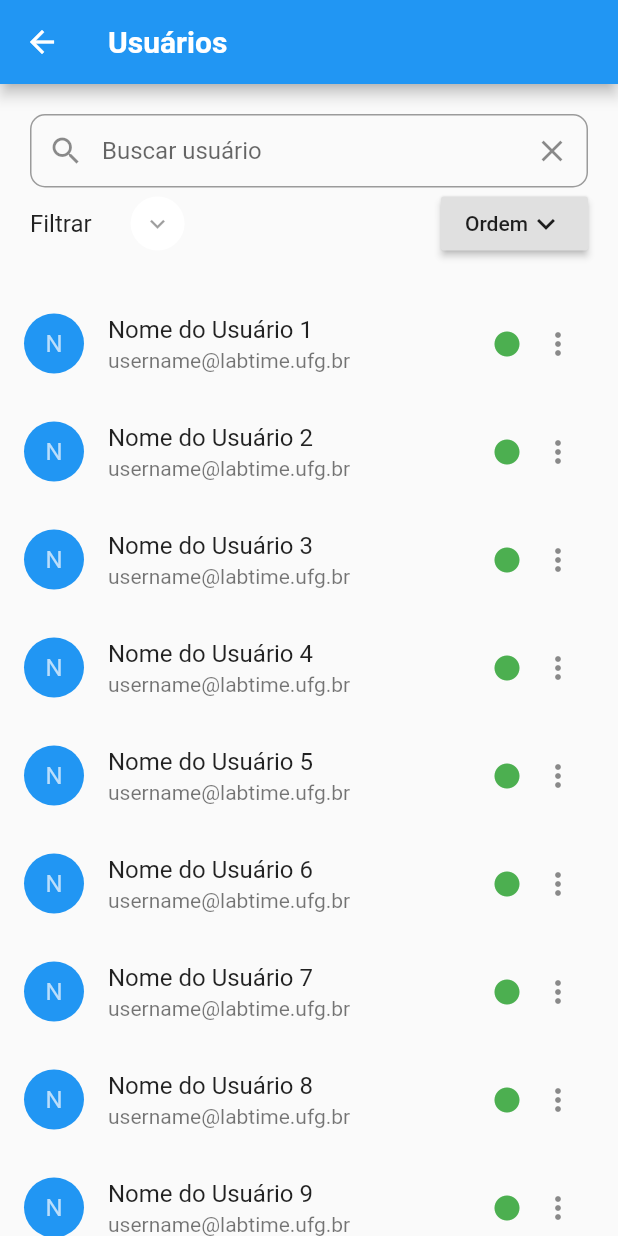
After one commit to Labtime2020/Android, a Flutter app: the ContactsList screen opened directly, on a phone screen of 412 x 824 dp. The commit adds this screen. Run offline on Flutter 3.47's test engine with Material 2 defaults, Android fonts, the phone set to English and light mode, and no system bars.

Commit message:
:construction: Page Users

```diff
--- a/normas_flutter/lib/main.dart
+++ b/normas_flutter/lib/main.dart
@@ -1,5 +1,6 @@
 import 'package:flutter/material.dart';
-import 'package:normas_flutter/pages/SingUp.page.dart';
+import 'package:normas_flutter/pages/singup.page.dart';
+import 'package:normas_flutter/pages/users.page.dart';
 
 void main() => runApp(MyApp());
 
@@ -13,7 +14,7 @@ class MyApp extends StatelessWidget {
       theme: ThemeData(
         primarySwatch: Colors.blue,
       ),
-      home: SignUpPage(),
+      home: UsersPage(),
     );
   }
 }
--- /dev/null
+++ b/normas_flutter/lib/pages/users.page.dart
@@ -0,0 +1,308 @@
+import 'package:flutter/material.dart';
+import 'package:normas_flutter/widgets/drawer.widget.dart';
+import 'package:normas_flutter/widgets/footer.widget.dart';
+
+class UsersPage extends StatelessWidget {
+  @override
+  Widget build(BuildContext context) {
+    return Scaffold(
+      appBar: AppBar(
+        title: SizedBox(
+          height: 40,
+          child: Image.asset(
+            "assets/logo/logo-small-white.png",
+            fit: BoxFit.cover,
+          ),
+        ),
+        backgroundColor: Color(0xFF006CD0),
+        actions: <Widget>[
+          IconButton(
+            icon: Icon(Icons.search),
+            onPressed: () {},
+          ),
+        ],
+      ),
+      drawer: DrawerWidget(context),
+      body: UsersWidgetPage(),
+    );
+  }
+}
+
+class UsersWidgetPage extends StatelessWidget {
+  @override
+  Widget build(BuildContext context) {
+    return Scaffold(
+      appBar: AppBar(
+        title: Text("Usuários"),
+        backgroundColor: Color(0xFF006CD0),
+      ),
+      body: ListView(
+        children: <Widget>[
+          Padding(
+            padding: EdgeInsets.all(20),
+            child: Column(
+              children: <Widget>[
+                itemUserListCard(context),
+              ],
+            ),
+          ),
+          FooterWidget(),
+        ],
+      ),
+    );
+  }
+
+  Widget itemUserListCard(BuildContext context) {
+    return Card(
+      child: InkWell(
+        splashColor: Colors.blue.withAlpha(30),
+        onTap: () {
+          print('Card tapped.');
+        },
+        child: Container(
+          width: MediaQuery.of(context).size.width,
+          height: 100,
+          child: Text('A card that can be tapped'),
+        ),
+      ),
+    );
+  }
+}
+
+/////////////////////////////////
+///
+///import 'package:flutter/material.dart';
+
+class ContactsList extends StatefulWidget {
+  static String tag = 'contactlist-page';
+
+  @override
+  State<StatefulWidget> createState() {
+    return _ContactsListState();
+  }
+}
+
+class _ContactsListState extends State<ContactsList> {
+  TextEditingController searchController = TextEditingController();
+  String filter;
+
+  @override
+  initState() async {
+    searchController.addListener(() {
+      setState(() {
+        filter = searchController.text;
+      });
+    });
+  }
+
+  @override
+  void dispose() {
+    searchController.dispose();
+    super.dispose();
+  }
+
+  @override
+  Widget build(BuildContext context) {
+    return Scaffold(
+        appBar: AppBar(
+          title: Text(
+            'Usuários',
+            style: TextStyle(color: Colors.white, fontWeight: FontWeight.bold),
+          ),
+        ),
+        body: Column(
+          children: <Widget>[
+            Padding(
+              padding: EdgeInsets.all(20.0),
+              child: Column(
+                children: <Widget>[
+                  TextField(
+                    controller: searchController,
+                    decoration: InputDecoration(
+                      prefixIcon: Icon(Icons.search),
+                      suffixIcon: IconButton(
+                        onPressed: () => searchController.clear(),
+                        icon: Icon(Icons.clear),
+                      ),
+                      focusColor: Colors.black,
+                      hintText: 'Buscar usuário',
+                      contentPadding:
+                          EdgeInsets.fromLTRB(20.0, 15.0, 20.0, 15.0),
+                      border: OutlineInputBorder(
+                          borderRadius: BorderRadius.circular(10.0)),
+                    ),
+                  ),
+                  Row(
+                    mainAxisAlignment: MainAxisAlignment.spaceBetween,
+                    children: <Widget>[
+                      Row(
+                        children: <Widget>[
+                          Text(
+                            "Filtrar",
+                            style: TextStyle(fontSize: 16),
+                          ),
+                          FlatButton(
+                            onPressed: () {},
+                            child: Icon(
+                              Icons.keyboard_arrow_down,
+                              color: Colors.black38,
+                              size: 20.0,
+                            ),
+                            shape: CircleBorder(),
+                            color: Colors.white,
+                          )
+                        ],
+                      ),
+                      RaisedButton(
+                        child: Row(
+                          children: <Widget>[
+                            Text("Ordem"),
+                            Icon(Icons.keyboard_arrow_down),
+                          ],
+                        ),
+                        onPressed: () {},
+                      ),
+                    ],
+                  ),
+                ],
+              ),
+            ),
+            Expanded(
+              child: ListView.builder(
+                itemCount: contacts.length,
+                itemBuilder: (context, index) {
+                  // if filter is null or empty returns all data
+                  return filter == null || filter == ""
+                      ? ListTile(
+                          title: Text(
+                            '${contacts[index].fullName}',
+                          ),
+                          subtitle: Text('${contacts[index].email}'),
+                          leading: CircleAvatar(
+                            backgroundColor: Colors.blue,
+                            child: Text(
+                                '${contacts[index].fullName.substring(0, 1)}'),
+                          ),
+                          trailing: Row(
+                            mainAxisSize: MainAxisSize.min,
+                            crossAxisAlignment: CrossAxisAlignment.center,
+                            children: <Widget>[
+                              Icon(
+                                Icons.brightness_1,
+                                color: Colors.green,
+                                size: 20,
+                              ),
+                              IconButton(
+                                icon: Icon(Icons.more_vert),
+                                onPressed: () {
+                                  _onTapItem(context, contacts[index]);
+                                },
+                              )
+                            ],
+                          ),
+                        )
+                      : '${contacts[index].fullName}'
+                              .toLowerCase()
+                              .contains(filter.toLowerCase())
+                          ? ListTile(
+                              title: Text(
+                                '${contacts[index].fullName}',
+                              ),
+                              subtitle: Text('${contacts[index].email}'),
+                              leading: CircleAvatar(
+                                backgroundColor: Colors.blue,
+                                child: Text(
+                                    '${contacts[index].fullName.substring(0, 1)}'),
+                              ),
+                              trailing: Row(
+                                mainAxisSize: MainAxisSize.min,
+                                children: <Widget>[
+                                  Icon(
+                                    Icons.trip_origin,
+                                    color: Colors.green,
+                                  ),
+                                  IconButton(
+                                    icon: Icon(Icons.more_vert),
+                                    onPressed: () {
+                                      _onTapItem(context, contacts[index]);
+                                    },
+                                  )
+                                ],
+                              ),
+                            )
+                          : Container();
+                },
+              ),
+            ),
+          ],
+        ));
+  }
+
+  void _onTapItem(BuildContext context, Contact post) {
+    Scaffold.of(context).showSnackBar(
+        new SnackBar(content: new Text("Tap on " + ' - ' + post.fullName)));
+  }
+}
+
+class Contact {
+  final String fullName;
+  final String email;
+  final bool status;
+
+  const Contact({this.fullName, this.email, this.status});
+}
+
+List<Contact> contacts = [
+  Contact(
+      fullName: 'Nome do Usuário 1',
+      email: 'username@labtime.ufg.br',
+      status: true),
+  Contact(
+      fullName: 'Nome do Usuário 2',
+      email: 'username@labtime.ufg.br',
+      status: true),
+  Contact(
+      fullName: 'Nome do Usuário 3',
+      email: 'username@labtime.ufg.br',
+      status: true),
+  Contact(
+      fullName: 'Nome do Usuário 4',
+      email: 'username@labtime.ufg.br',
+      status: true),
+  Contact(
+      fullName: 'Nome do Usuário 5',
+      email: 'username@labtime.ufg.br',
+      status: true),
+  Contact(
+      fullName: 'Nome do Usuário 6',
+      email: 'username@labtime.ufg.br',
+      status: true),
+  Contact(
+      fullName: 'Nome do Usuário 7',
+      email: 'username@labtime.ufg.br',
+      status: true),
+  Contact(
+      fullName: 'Nome do Usuário 8',
+      email: 'username@labtime.ufg.br',
+      status: true),
+  Contact(
+      fullName: 'Nome do Usuário 9',
+      email: 'username@labtime.ufg.br',
+      status: true),
+  Contact(
+      fullName: 'Nome do Usuário 10',
+      email: 'username@labtime.ufg.br',
+      status: true),
+  Contact(
+      fullName: 'Nome do Usuário 11',
+      email: 'username@labtime.ufg.br',
+      status: true),
+  Contact(
+      fullName: 'Nome do Usuário 12',
+      email: 'username@labtime.ufg.br',
+      status: true),
+  Contact(
+      fullName: 'Nome do Usuário 13',
+      email: 'username@labtime.ufg.br',
+      status: true),
+];
--- a/normas_flutter/pubspec.yaml
+++ b/normas_flutter/pubspec.yaml
@@ -44,7 +44,10 @@ flutter:
   # To add assets to your application, add an assets section, like this:
   assets:
     - assets/images/profile_image.jpg
+    - assets/images/marca-ufg.png
+    - assets/images/marca-labtime-menor.png
     - assets/logo/
+
   #  - images/a_dot_ham.jpeg
 
   # An image asset can refer to one or more resolution-specific "variants", see
```
Also changed, not shown: normas_flutter/lib/pages/SingUp.page.dart (+72 -26 lines), normas_flutter/lib/widgets/drawer.widget.dart (added, +34 -0 lines), normas_flutter/lib/widgets/footer.widget.dart (+6 -4 lines), normas_flutter/lib/widgets/signup/modal_dialog.widget.dart (added, +89 -0 lines), normas_flutter/assets/images/marca-labtime-menor.png (added), normas_flutter/assets/images/marca-ufg.png (added), normas_flutter/lib/widgets/users/user_item_list.widget.dart (added).
